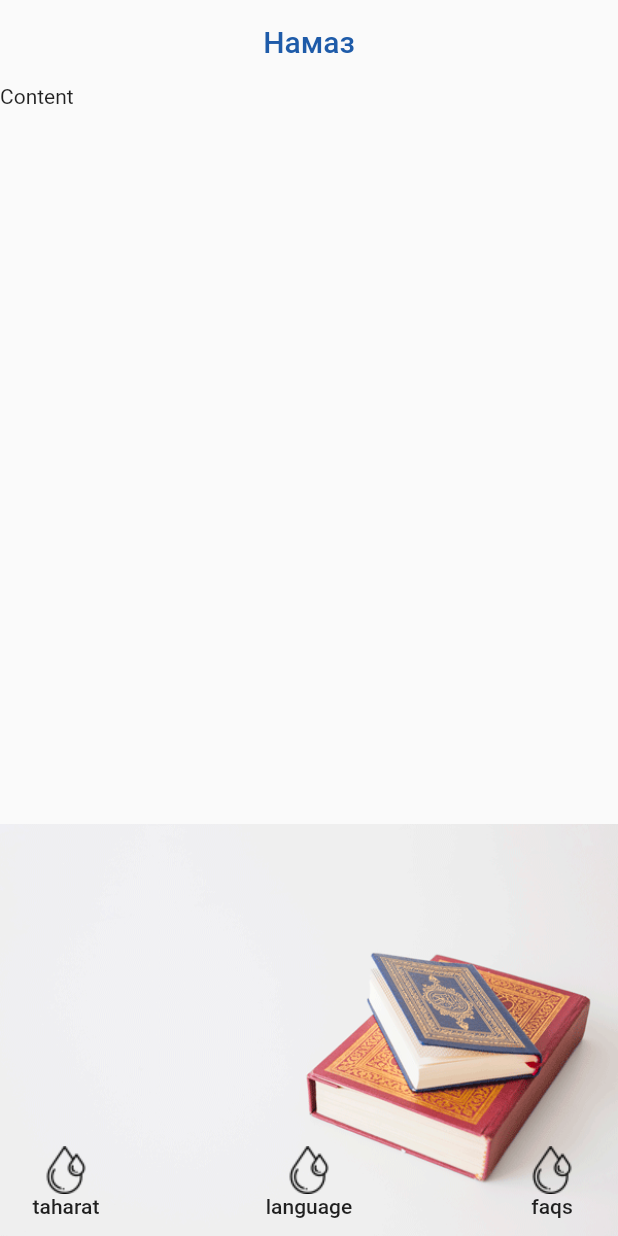
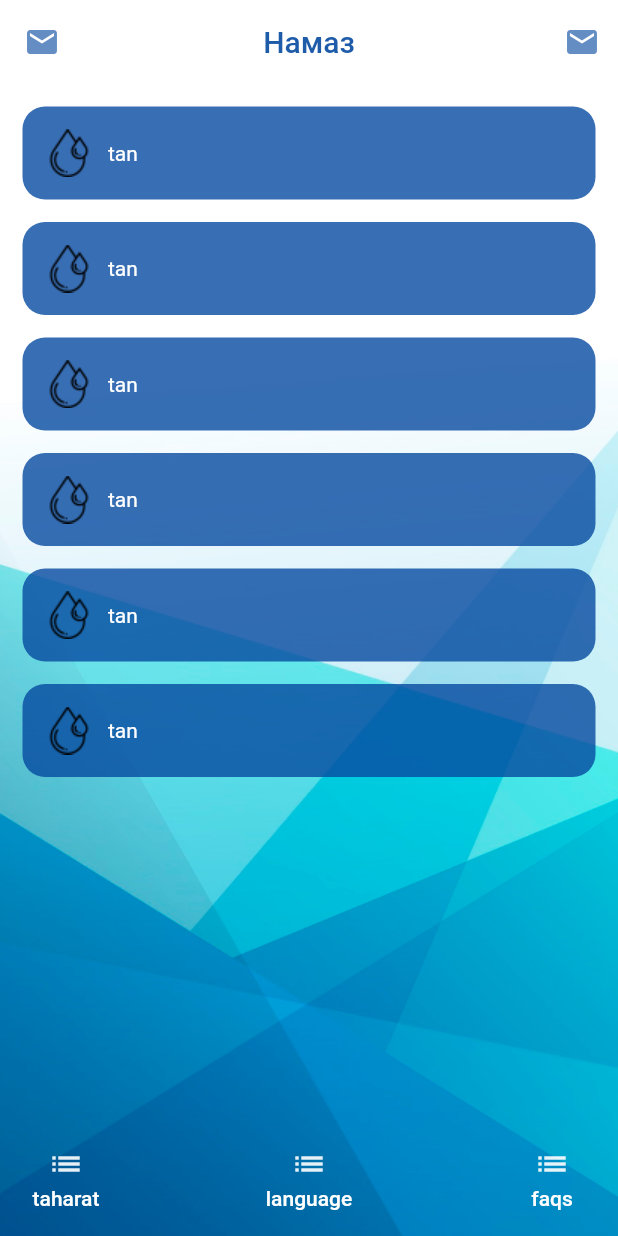
Before and after one commit to Urgut/namoz, a Flutter app: the screen it shows after launch, on a phone screen of 412 x 824 dp. Run offline on Flutter 3.47's test engine with Material 2 defaults, Android fonts, the phone set to English and light mode, and no system bars; our stand-ins replace assets_audio_player, dio, flutter_bloc, flutter_html, get_it, shared_preferences.

Commit message:
namaz list

```diff
--- /dev/null
+++ b/lib/features/home/data/datasources/namaz-general-local-data.dart
@@ -0,0 +1,41 @@
+import 'package:flutter/material.dart';
+import 'package:namazapp/features/home/data/models/namaz-general-model.dart';
+
+class NamazGeneralLocalData {
+  Future<List<NamazGeneralModel>> getData() async {
+    List<NamazGeneralModel> result = [];
+
+    result.add(NamazGeneralModel(title: 'tan', icon: Icon(Icons.list), namazs: [
+      '2 rakaat sunna',
+      '2 rakaat farz',
+    ]));
+
+    result.add(NamazGeneralModel(title: 'tan', icon: Icon(Icons.list), namazs: [
+      '2 rakaat sunna',
+      '2 rakaat farz',
+    ]));
+
+    result.add(NamazGeneralModel(title: 'tan', icon: Icon(Icons.list), namazs: [
+      '2 rakaat sunna',
+      '2 rakaat farz',
+    ]));
+
+    result.add(NamazGeneralModel(title: 'tan', icon: Icon(Icons.list), namazs: [
+      '2 rakaat sunna',
+      '2 rakaat farz',
+    ]));
+
+    result.add(NamazGeneralModel(title: 'tan', icon: Icon(Icons.list), namazs: [
+      '2 rakaat sunna',
+      '2 rakaat farz',
+    ]));
+
+    result.add(NamazGeneralModel(title: 'tan', icon: Icon(Icons.list), namazs: [
+      '2 rakaat sunna',
+      '2 rakaat farz',
+    ]));
+
+
+    return result;
+  }
+}
--- /dev/null
+++ b/lib/features/home/data/models/namaz-general-model.dart
@@ -0,0 +1,13 @@
+import 'package:flutter/material.dart';
+
+class NamazGeneralModel {
+  final String title;
+  final Icon icon;
+  final List<String> namazs;
+
+  NamazGeneralModel({
+    this.title,
+    this.icon,
+    this.namazs,
+  });
+}
--- a/lib/features/home/presentation/pages/home/home.page.dart
+++ b/lib/features/home/presentation/pages/home/home.page.dart
@@ -1,11 +1,9 @@
 import 'package:flutter/material.dart';
 import 'package:flutter_bloc/flutter_bloc.dart';
-import 'package:namazapp/core/model/route.model.dart';
 import 'package:namazapp/features/home/bloc/sections-bloc.dart';
 import 'package:namazapp/features/home/bloc/sections-state.dart';
-import 'package:namazapp/features/home/data/models/section.model.dart';
 import 'package:namazapp/features/home/presentation/widgets/main-menu/main-menu.dart';
-import 'package:namazapp/shared/widgets/cover/cover.dart';
+import 'package:namazapp/features/home/presentation/widgets/namaz-list/namaz-list.dart';
 import 'package:namazapp/shared/widgets/empty.dart';
 import 'package:namazapp/shared/widgets/error/error.dart';
 import 'package:namazapp/shared/widgets/spinner/spinner.dart';
@@ -27,7 +25,15 @@ class HomePage extends StatelessWidget {
         ),
         centerTitle: true,
         elevation: 0,
-        backgroundColor: Color(0XFFFAFAFA),
+        backgroundColor: Colors.white,
+        actions: [
+          IconButton(
+              icon: Icon(Icons.email, color: Color(0XFA0064AA0)),
+              onPressed: () {}),
+        ],
+        leading: IconButton(
+            icon: Icon(Icons.email, color: Color(0XFA0064AA0)),
+            onPressed: () {}),
       ),
       body: BlocBuilder(
         bloc: BlocProvider.of<SectionsBloc>(context),
@@ -56,20 +62,19 @@ class HomePage extends StatelessWidget {
 
   buildStack() {
     return Stack(
-      fit: StackFit.loose,
+      fit: StackFit.expand,
       alignment: Alignment.bottomCenter,
       children: [
-        new Container(color: Color(0XFFFAFAFA)),
         new Image.asset(
-          "assets/images/faq.png",
-          fit: BoxFit.fitWidth,
+          "assets/images/man_bg.png",
+          fit: BoxFit.fill,
         ),
         // Positioned.fill(child: Text('Content')),
         Positioned.fill(
           bottom: 60,
           child: Container(
             // decoration: BoxDecoration(border: Border.all(width: 4, color: Colors.green)),
-            child: Text('Content'),
+            child: buildContent(),
           ),
         ),
         Positioned.fill(
@@ -82,29 +87,10 @@ class HomePage extends StatelessWidget {
     );
   }
 
-  buildContent(namazs) {
-    return Container();
+  buildContent() {
+    return Container(
+      padding: EdgeInsets.all(15),
+      child: NamazList(),
+    );
   }
-
-  // buildContent(List<SectionModel> sections) {
-  //   return Container(
-  //     child: GridView.builder(
-  //         padding: EdgeInsets.all(20),
-  //         itemCount: sections.length,
-  //         gridDelegate: SliverGridDelegateWithFixedCrossAxisCount(
-  //           crossAxisCount: 2,
-  //           mainAxisSpacing: 20,
-  //           crossAxisSpacing: 20,
-  //         ),
-  //         itemBuilder: (ctx, index) => this.sectionBuilder(sections[index])),
-  //   );
-  // }
-
-  // sectionBuilder(SectionModel section) {
-  //   return CoverUI(
-  //     title: section.title,
-  //     image: section.image,
-  //     route: RouteModel(route: section.route, arguments: {}),
-  //   );
-  // }
 }
--- a/lib/features/home/presentation/widgets/main-menu/main-menu.dart
+++ b/lib/features/home/presentation/widgets/main-menu/main-menu.dart
@@ -51,6 +51,7 @@ class MainMenu extends StatelessWidget {
         child: Column(
           children: [
             buildIcon(m.icon),
+            SizedBox(height: 3),
             buildTitle(m.title),
           ],
         ),
@@ -59,8 +60,12 @@ class MainMenu extends StatelessWidget {
   }
 
   Widget buildIcon(String i) => Container(
-        child: Image.asset('assets/images/icons/$i'),
+        child: Icon(Icons.list, color: Colors.white.withOpacity(0.9)),
       );
 
-  Widget buildTitle(String t) => Container(child: Text(t));
+  Widget buildTitle(String t) => Container(
+          child: Text(
+        t,
+        style: TextStyle(color: Colors.white),
+      ));
 }
--- /dev/null
+++ b/lib/features/home/presentation/widgets/namaz-list/namaz-list.dart
@@ -0,0 +1,81 @@
+import 'package:flutter/material.dart';
+import 'package:namazapp/features/home/data/datasources/namaz-general-local-data.dart';
+import 'package:namazapp/features/home/data/models/namaz-general-model.dart';
+import 'package:namazapp/locator.dart';
+import 'package:namazapp/shared/widgets/empty.dart';
+import 'package:namazapp/shared/widgets/error/error.dart';
+import 'package:namazapp/shared/widgets/spinner/spinner.dart';
+
+class NamazList extends StatefulWidget {
+  @override
+  _NamazListState createState() => _NamazListState();
+}
+
+class _NamazListState extends State<NamazList> {
+  @override
+  Widget build(BuildContext context) {
+    return FutureBuilder(
+      future: locator<NamazGeneralLocalData>().getData(),
+      builder: (ctx, state) {
+        if (state.hasError) {
+          return AppError(error: state.error);
+        }
+
+        if (state.hasData && state.data.length == 0) {
+          return AppEmpty();
+        }
+
+        if (state.hasData && state.data.length > 0) {
+          return buildContent(state.data);
+        }
+
+        return AppSpinner();
+      },
+    );
+  }
+
+  Widget buildContent(List<NamazGeneralModel> data) {
+    return ListView.builder(
+      itemCount: data.length,
+      itemBuilder: (ctx, index) {
+        return buildItem(data[index]);
+      },
+    );
+  }
+
+  Widget buildItem(NamazGeneralModel n) {
+    return Container(
+      decoration: BoxDecoration(
+        borderRadius: BorderRadius.all(Radius.circular(15)),
+        color: Color(0XFA0064AA0).withOpacity(0.8),
+      ),
+      margin: EdgeInsets.only(bottom: 15),
+      padding: EdgeInsets.all(15),
+      child: Row(
+        children: [
+          buildIcon(),
+          SizedBox(width: 10),
+          Column(
+            children: [
+              buildTitle(n.title),
+            ],
+          ),
+        ],
+      ),
+    );
+  }
+
+  Widget buildIcon() {
+    return Container(
+      child: Image.asset('assets/images/icons/water-drop.png'),
+    );
+  }
+
+  Widget buildTitle(String t) {
+    return Container(
+        child: Text(
+      t,
+      style: TextStyle(color: Colors.white),
+    ));
+  }
+}
--- a/lib/locator.dart
+++ b/lib/locator.dart
@@ -1,6 +1,7 @@
 import 'package:get_it/get_it.dart';
 import 'package:namazapp/core/services/navigation.service.dart';
 import 'package:namazapp/features/home/data/datasources/menu-local-data.dart';
+import 'package:namazapp/features/home/data/datasources/namaz-general-local-data.dart';
 import 'package:shared_preferences/shared_preferences.dart';
 
 final locator = GetIt.instance;
@@ -9,6 +10,7 @@ Future<void> init() async {
   // Services
   locator.registerLazySingleton(() => NavigationService());
   locator.registerLazySingleton(() => MenuLocalData());
+  locator.registerLazySingleton(() => NamazGeneralLocalData());
 
   // Bloc
 
```
Also changed, not shown: assets/images/man_bg.png (added), assets/images/woman_bg.png (added).
